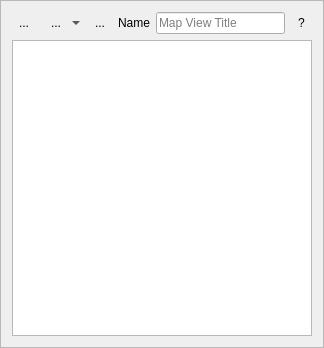
First picture: the form in eotimeseriesviewer/ui/mapview.ui, repository jakimowb/eo-time-series-viewer, before the edit.
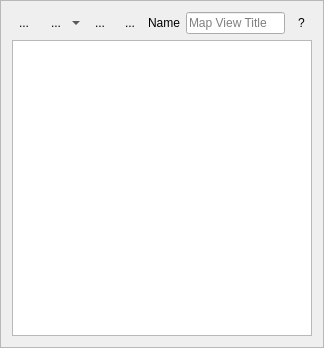
Second picture: the form after the edit. Icons and pictures are not drawn. Custom widgets are drawn as their Qt base class.

The edit to the form file:
```diff
--- a/eotimeseriesviewer/ui/mapview.ui
+++ b/eotimeseriesviewer/ui/mapview.ui
@@ -137,6 +137,38 @@
        </property>
       </widget>
      </item>
+     <item>
+      <widget class="QToolButton" name="btnAddRasterLayer">
+       <property name="sizePolicy">
+        <sizepolicy hsizetype="Preferred" vsizetype="Preferred">
+         <horstretch>0</horstretch>
+         <verstretch>0</verstretch>
+        </sizepolicy>
+       </property>
+       <property name="toolTip">
+        <string>Toggle map view visibility</string>
+       </property>
+       <property name="text">
+        <string>...</string>
+       </property>
+       <property name="icon">
+        <iconset resource="../../../../QGIS/images/images.qrc">
+         <normaloff>:/images/themes/default/mActionAddRasterLayer.svg</normaloff>:/images/themes/default/mActionAddRasterLayer.svg</iconset>
+       </property>
+       <property name="checkable">
+        <bool>true</bool>
+       </property>
+       <property name="checked">
+        <bool>false</bool>
+       </property>
+       <property name="popupMode">
+        <enum>QToolButton::DelayedPopup</enum>
+       </property>
+       <property name="autoRaise">
+        <bool>true</bool>
+       </property>
+      </widget>
+     </item>
      <item>
       <widget class="QLabel" name="label">
        <property name="text">
```
Left out of the diff: 16 changed lines with no effect on the pictures.
